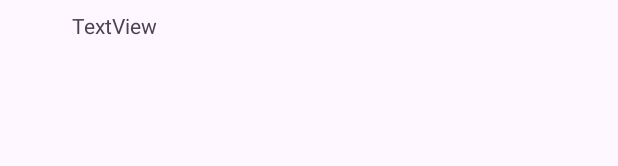
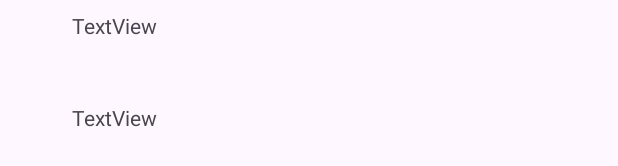
Before and after one commit to abdultanveer/MotoDemo, an Android app: the layout activity_main.xml on its own in the app's theme, with its tools: preview values and no code run, on a phone screen of 412 x 824 dp. Shown: the part 597-763 px from the top of the screen. Run offline under Robolectric (Android 15) with nearby library versions, the phone set to English and light mode, and no system bars.

```diff
--- a/app/src/main/res/layout/activity_main.xml
+++ b/app/src/main/res/layout/activity_main.xml
@@ -67,4 +67,14 @@
         android:text="TextView"
         app:layout_constraintStart_toStartOf="parent"
         app:layout_constraintTop_toBottomOf="@+id/btnInsert" />
+
+    <TextView
+        android:id="@+id/tvObserver"
+        android:layout_width="wrap_content"
+        android:layout_height="wrap_content"
+        android:layout_marginTop="42dp"
+        android:text="TextView"
+        app:layout_constraintEnd_toEndOf="@+id/tvDb"
+        app:layout_constraintStart_toStartOf="@+id/tvDb"
+        app:layout_constraintTop_toBottomOf="@+id/tvDb" />
 </androidx.constraintlayout.widget.ConstraintLayout>
```
Also changed, not shown: app/src/main/java/com/example/motodemo/MainActivity.kt (+9 -0 lines).
